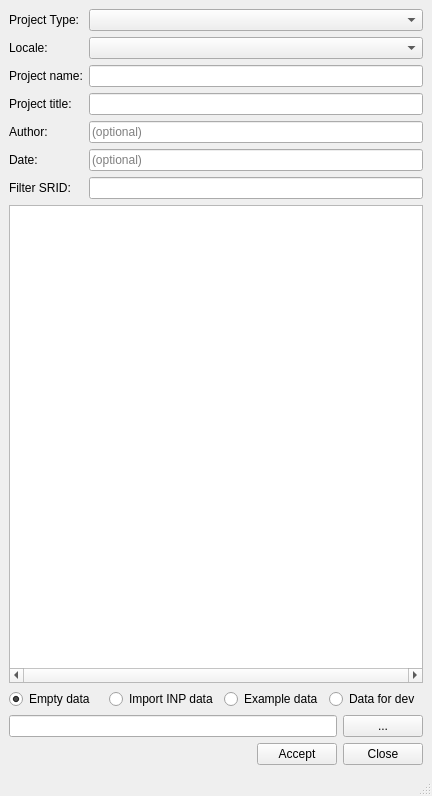
This is ui/readsql_create_project.ui in Giswater/giswater_qgis_plugin as Qt 5 draws it before an edit. The edited form follows.
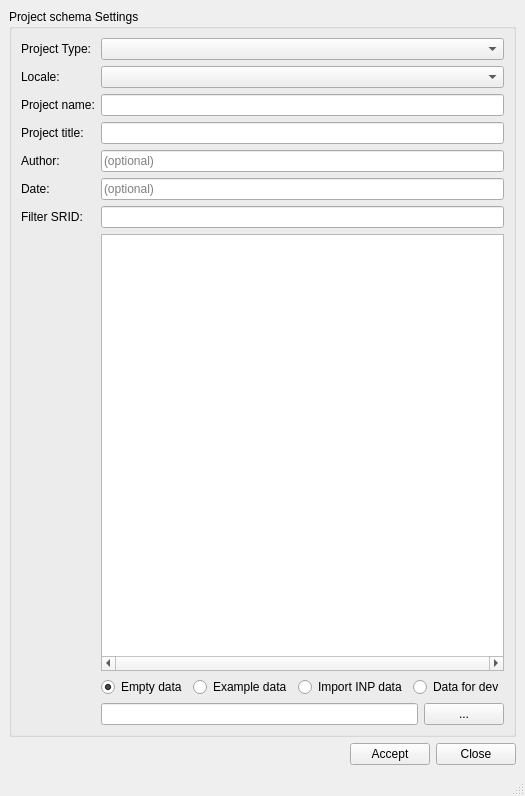
This is the edited form.

```diff
--- a/ui/readsql_create_project.ui
+++ b/ui/readsql_create_project.ui
@@ -6,7 +6,7 @@
    <rect>
     <x>0</x>
     <y>0</y>
-    <width>432</width>
+    <width>481</width>
     <height>796</height>
    </rect>
   </property>
@@ -15,182 +15,14 @@
   </property>
   <widget class="QWidget" name="centralwidget">
    <layout class="QGridLayout" name="gridLayout">
-    <item row="18" column="0" colspan="4">
-     <layout class="QHBoxLayout" name="horizontalLayout">
-      <item>
-       <widget class="QRadioButton" name="rdb_data">
-        <property name="text">
-         <string>Empty data</string>
-        </property>
-        <property name="checked">
-         <bool>true</bool>
-        </property>
-       </widget>
-      </item>
-      <item>
-       <widget class="QRadioButton" name="rdb_import_data">
-        <property name="enabled">
-         <bool>true</bool>
-        </property>
-        <property name="text">
-         <string>Import INP data</string>
-        </property>
-       </widget>
-      </item>
-      <item>
-       <widget class="QRadioButton" name="rdb_sample">
-        <property name="text">
-         <string>Example data</string>
-        </property>
-       </widget>
-      </item>
-      <item>
-       <widget class="QRadioButton" name="rdb_sample_dev">
-        <property name="text">
-         <string>Data for dev</string>
-        </property>
-       </widget>
-      </item>
-     </layout>
-    </item>
-    <item row="21" column="2">
-     <widget class="QPushButton" name="btn_accept">
-      <property name="text">
-       <string>Accept</string>
-      </property>
-     </widget>
-    </item>
-    <item row="2" column="1" colspan="3">
-     <widget class="QComboBox" name="cmb_locale"/>
-    </item>
-    <item row="1" column="1" colspan="3">
-     <widget class="QComboBox" name="cmb_create_project_type"/>
-    </item>
-    <item row="20" column="3">
-     <widget class="QPushButton" name="btn_push_file">
-      <property name="enabled">
-       <bool>true</bool>
-      </property>
-      <property name="text">
-       <string>...</string>
-      </property>
-     </widget>
-    </item>
-    <item row="6" column="0">
-     <widget class="QLabel" name="lbl_date">
-      <property name="layoutDirection">
-       <enum>Qt::LeftToRight</enum>
-      </property>
-      <property name="text">
-       <string>Date:</string>
-      </property>
-      <property name="alignment">
-       <set>Qt::AlignLeading|Qt::AlignLeft|Qt::AlignVCenter</set>
-      </property>
-     </widget>
-    </item>
-    <item row="5" column="0">
-     <widget class="QLabel" name="lbl_author">
-      <property name="layoutDirection">
-       <enum>Qt::LeftToRight</enum>
-      </property>
-      <property name="text">
-       <string>Author:</string>
-      </property>
-      <property name="alignment">
-       <set>Qt::AlignLeading|Qt::AlignLeft|Qt::AlignVCenter</set>
-      </property>
-     </widget>
-    </item>
-    <item row="20" column="0" colspan="3">
-     <widget class="QLineEdit" name="data_file">
-      <property name="readOnly">
-       <bool>true</bool>
-      </property>
-     </widget>
-    </item>
-    <item row="4" column="0">
-     <widget class="QLabel" name="lbl_project_title">
-      <property name="layoutDirection">
-       <enum>Qt::LeftToRight</enum>
-      </property>
-      <property name="text">
-       <string>Project title:</string>
-      </property>
-      <property name="alignment">
-       <set>Qt::AlignJustify|Qt::AlignVCenter</set>
-      </property>
-     </widget>
-    </item>
-    <item row="3" column="0">
-     <widget class="QLabel" name="lbl_project_name">
-      <property name="layoutDirection">
-       <enum>Qt::LeftToRight</enum>
-      </property>
-      <property name="text">
-       <string>Project name:</string>
-      </property>
-      <property name="alignment">
-       <set>Qt::AlignLeading|Qt::AlignLeft|Qt::AlignVCenter</set>
-      </property>
-     </widget>
-    </item>
-    <item row="2" column="0">
-     <widget class="QLabel" name="label_2">
-      <property name="layoutDirection">
-       <enum>Qt::LeftToRight</enum>
-      </property>
-      <property name="text">
-       <string>Locale:</string>
-      </property>
-      <property name="alignment">
-       <set>Qt::AlignLeading|Qt::AlignLeft|Qt::AlignVCenter</set>
-      </property>
-     </widget>
-    </item>
-    <item row="1" column="0">
-     <widget class="QLabel" name="label">
-      <property name="sizePolicy">
-       <sizepolicy hsizetype="Maximum" vsizetype="Preferred">
-        <horstretch>0</horstretch>
-        <verstretch>0</verstretch>
-       </sizepolicy>
-      </property>
-      <property name="text">
-       <string>Project Type:</string>
-      </property>
-      <property name="alignment">
-       <set>Qt::AlignRight|Qt::AlignTrailing|Qt::AlignVCenter</set>
-      </property>
-     </widget>
-    </item>
-    <item row="21" column="3">
+    <item row="3" column="3">
      <widget class="QPushButton" name="btn_close">
       <property name="text">
        <string>Close</string>
       </property>
      </widget>
     </item>
-    <item row="4" column="1" colspan="3">
-     <widget class="QLineEdit" name="project_title"/>
-    </item>
-    <item row="3" column="1" colspan="3">
-     <widget class="QLineEdit" name="project_name"/>
-    </item>
-    <item row="5" column="1" colspan="3">
-     <widget class="QLineEdit" name="author">
-      <property name="sizePolicy">
-       <sizepolicy hsizetype="Expanding" vsizetype="Fixed">
-        <horstretch>0</horstretch>
-        <verstretch>0</verstretch>
-       </sizepolicy>
-      </property>
-      <property name="placeholderText">
-       <string>(optional)</string>
-      </property>
-     </widget>
-    </item>
-    <item row="21" column="1">
+    <item row="3" column="1">
      <spacer name="horizontalSpacer">
       <property name="orientation">
        <enum>Qt::Horizontal</enum>
@@ -203,7 +35,42 @@
       </property>
      </spacer>
     </item>
-    <item row="6" column="1" colspan="3">
+    <item row="0" column="0" colspan="4">
+     <widget class="QGroupBox" name="groupBox">
+      <property name="title">
+       <string>Project schema Settings</string>
+      </property>
+      <layout class="QGridLayout" name="gridLayout_2">
+       <item row="0" column="1">
+        <widget class="QComboBox" name="cmb_create_project_type"/>
+       </item>
+       <item row="5" column="0">
+        <widget class="QLabel" name="lbl_project_title">
+         <property name="layoutDirection">
+          <enum>Qt::LeftToRight</enum>
+         </property>
+         <property name="text">
+          <string>Project title:</string>
+         </property>
+         <property name="alignment">
+          <set>Qt::AlignJustify|Qt::AlignVCenter</set>
+         </property>
+        </widget>
+       </item>
+       <item row="6" column="1">
+        <widget class="QLineEdit" name="author">
+         <property name="sizePolicy">
+          <sizepolicy hsizetype="Expanding" vsizetype="Fixed">
+           <horstretch>0</horstretch>
+           <verstretch>0</verstretch>
+          </sizepolicy>
+         </property>
+         <property name="placeholderText">
+          <string>(optional)</string>
+         </property>
+        </widget>
+       </item>
+       <item row="7" column="1">
      <widget class="QLineEdit" name="date">
       <property name="font">
        <font>
@@ -215,17 +82,78 @@
       </property>
      </widget>
     </item>
-    <item row="7" column="0">
+       <item row="8" column="0">
      <widget class="QLabel" name="lbl_filter">
       <property name="text">
        <string>Filter SRID:</string>
       </property>
      </widget>
     </item>
-    <item row="7" column="1" colspan="3">
+       <item row="8" column="1">
      <widget class="QLineEdit" name="srid_id"/>
     </item>
-    <item row="8" column="0" colspan="4">
+       <item row="2" column="1">
+        <widget class="QComboBox" name="cmb_locale"/>
+       </item>
+       <item row="5" column="1">
+        <widget class="QLineEdit" name="project_title"/>
+       </item>
+       <item row="6" column="0">
+        <widget class="QLabel" name="lbl_author">
+         <property name="layoutDirection">
+          <enum>Qt::LeftToRight</enum>
+         </property>
+         <property name="text">
+          <string>Author:</string>
+         </property>
+         <property name="alignment">
+          <set>Qt::AlignLeading|Qt::AlignLeft|Qt::AlignVCenter</set>
+         </property>
+        </widget>
+       </item>
+       <item row="4" column="0">
+        <widget class="QLabel" name="lbl_project_name">
+         <property name="layoutDirection">
+          <enum>Qt::LeftToRight</enum>
+         </property>
+         <property name="text">
+          <string>Project name:</string>
+         </property>
+         <property name="alignment">
+          <set>Qt::AlignLeading|Qt::AlignLeft|Qt::AlignVCenter</set>
+         </property>
+        </widget>
+       </item>
+       <item row="7" column="0">
+        <widget class="QLabel" name="lbl_date">
+         <property name="layoutDirection">
+          <enum>Qt::LeftToRight</enum>
+         </property>
+         <property name="text">
+          <string>Date:</string>
+         </property>
+         <property name="alignment">
+          <set>Qt::AlignLeading|Qt::AlignLeft|Qt::AlignVCenter</set>
+         </property>
+        </widget>
+       </item>
+       <item row="2" column="0">
+        <widget class="QLabel" name="label_2">
+         <property name="layoutDirection">
+          <enum>Qt::LeftToRight</enum>
+         </property>
+         <property name="text">
+          <string>Locale:</string>
+         </property>
+         <property name="alignment">
+          <set>Qt::AlignLeading|Qt::AlignLeft|Qt::AlignVCenter</set>
+         </property>
+        </widget>
+       </item>
+       <item row="4" column="1">
+        <widget class="QLineEdit" name="project_name"/>
+       </item>
+       <item row="9" column="1">
      <widget class="QTableView" name="tbl_srid">
       <property name="verticalScrollBarPolicy">
        <enum>Qt::ScrollBarAsNeeded</enum>
@@ -268,6 +196,122 @@
       </attribute>
      </widget>
     </item>
+       <item row="0" column="0">
+        <widget class="QLabel" name="label">
+         <property name="sizePolicy">
+          <sizepolicy hsizetype="Maximum" vsizetype="Preferred">
+           <horstretch>0</horstretch>
+           <verstretch>0</verstretch>
+          </sizepolicy>
+         </property>
+         <property name="text">
+          <string>Project Type:</string>
+         </property>
+         <property name="alignment">
+          <set>Qt::AlignRight|Qt::AlignTrailing|Qt::AlignVCenter</set>
+         </property>
+        </widget>
+       </item>
+       <item row="10" column="1">
+        <layout class="QHBoxLayout" name="horizontalLayout_2">
+         <item>
+          <widget class="QRadioButton" name="rdb_data">
+           <property name="text">
+            <string>Empty data</string>
+           </property>
+           <property name="checked">
+            <bool>true</bool>
+           </property>
+          </widget>
+         </item>
+         <item>
+          <widget class="QRadioButton" name="rdb_sample">
+           <property name="text">
+            <string>Example data</string>
+           </property>
+          </widget>
+         </item>
+         <item>
+          <widget class="QRadioButton" name="rdb_import_data">
+           <property name="enabled">
+            <bool>true</bool>
+           </property>
+           <property name="text">
+            <string>Import INP data</string>
+           </property>
+          </widget>
+         </item>
+         <item>
+          <widget class="QRadioButton" name="rdb_sample_dev">
+           <property name="text">
+            <string>Data for dev</string>
+           </property>
+          </widget>
+         </item>
+        </layout>
+       </item>
+       <item row="11" column="1">
+        <layout class="QHBoxLayout" name="horizontalLayout">
+         <item>
+          <widget class="QLineEdit" name="data_file">
+           <property name="readOnly">
+            <bool>true</bool>
+           </property>
+          </widget>
+         </item>
+         <item>
+          <widget class="QPushButton" name="btn_push_file">
+           <property name="enabled">
+            <bool>true</bool>
+           </property>
+           <property name="text">
+            <string>...</string>
+           </property>
+          </widget>
+         </item>
+        </layout>
+       </item>
+      </layout>
+      <zorder>tbl_srid</zorder>
+      <zorder>project_name</zorder>
+      <zorder>lbl_author</zorder>
+      <zorder>cmb_locale</zorder>
+      <zorder>lbl_date</zorder>
+      <zorder>lbl_project_title</zorder>
+      <zorder>srid_id</zorder>
+      <zorder>author</zorder>
+      <zorder>label_2</zorder>
+      <zorder>date</zorder>
+      <zorder>lbl_project_name</zorder>
+      <zorder>project_title</zorder>
+      <zorder>lbl_filter</zorder>
+      <zorder></zorder>
+      <zorder>tbl_srid</zorder>
+      <zorder>project_name</zorder>
+      <zorder>lbl_author</zorder>
+      <zorder>cmb_locale</zorder>
+      <zorder>lbl_date</zorder>
+      <zorder>lbl_project_title</zorder>
+      <zorder>srid_id</zorder>
+      <zorder>author</zorder>
+      <zorder>label_2</zorder>
+      <zorder>date</zorder>
+      <zorder>lbl_project_name</zorder>
+      <zorder>project_title</zorder>
+      <zorder>lbl_filter</zorder>
+      <zorder>label</zorder>
+      <zorder>cmb_create_project_type</zorder>
+      <zorder>horizontalLayoutWidget</zorder>
+      <zorder>horizontalLayoutWidget_2</zorder>
+     </widget>
+    </item>
+    <item row="3" column="2">
+     <widget class="QPushButton" name="btn_accept">
+      <property name="text">
+       <string>Accept</string>
+      </property>
+     </widget>
+    </item>
    </layout>
   </widget>
   <widget class="QStatusBar" name="statusbar"/>
```
Left out of the diff: 13 changed lines with no effect on the pictures. Lines whose indentation alone changed are shown as unchanged.
